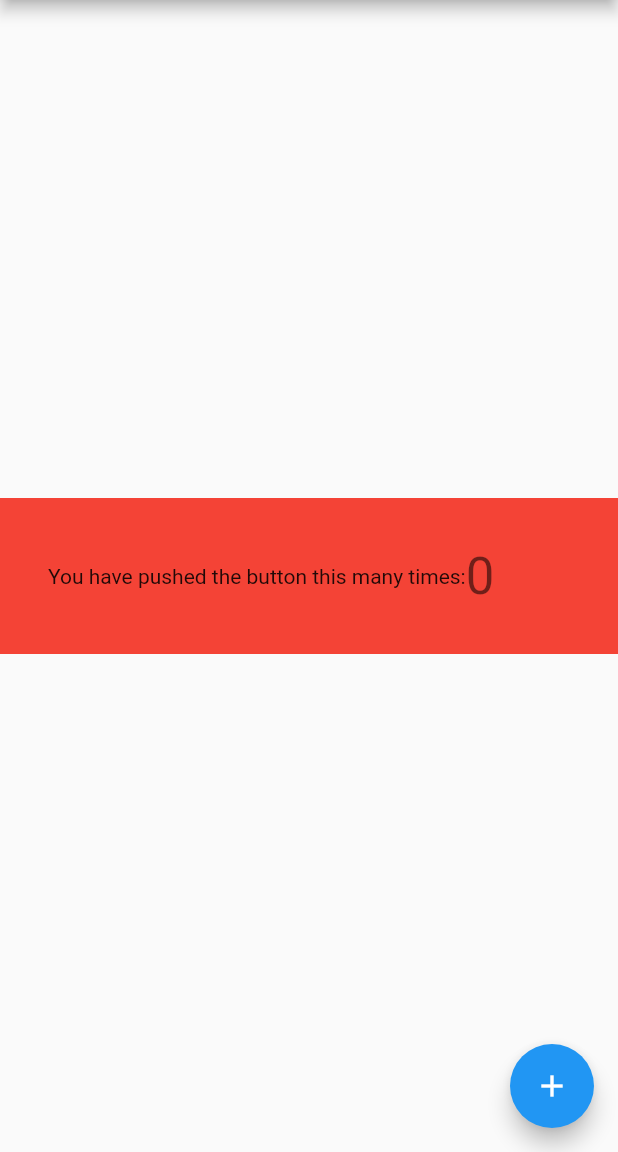
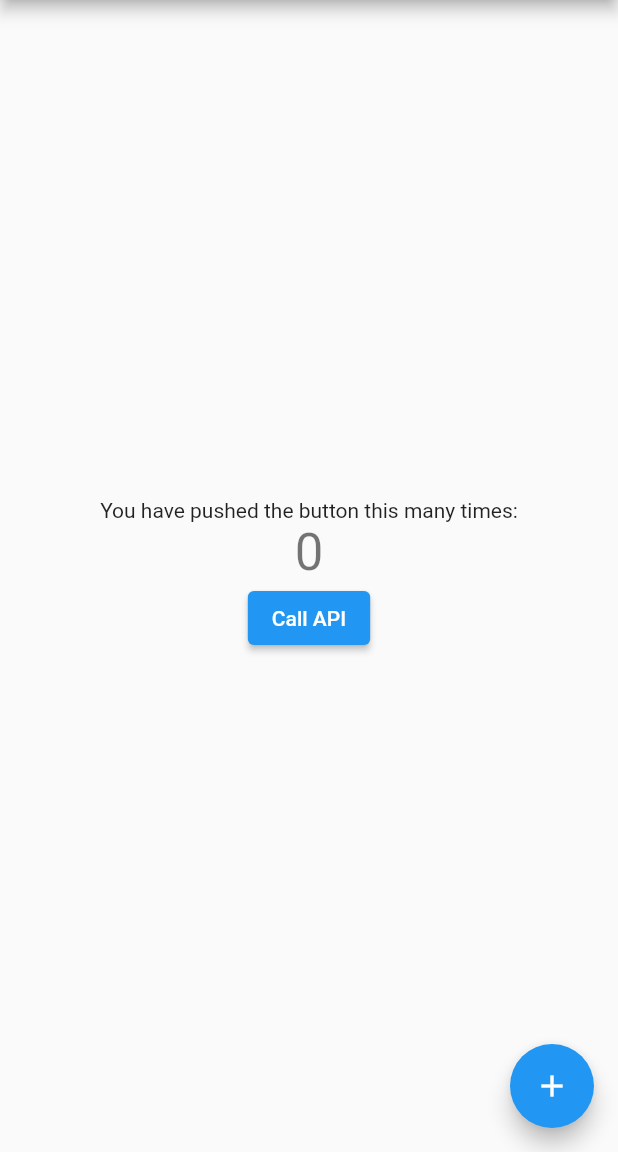
Before and after one commit to yuorei/blog-flutter, a Flutter app: the screen it shows after launch, on a phone screen of 412 x 824 dp, the part 84-1236 px from its top. Run offline on Flutter 3.47's test engine with Material 2 defaults, Android fonts, the phone set to English and light mode, and no system bars.

Commit message:
お天気API

```diff
--- a/lib/main.dart
+++ b/lib/main.dart
@@ -40,16 +40,9 @@ class _MyHomePageState extends State<MyHomePage> {
 
   void _callAPI() async {
     var url = Uri.parse(
-      'https://raw.githubusercontent.com/dev-yakuza/users/master/api.json',
+      'https://api.open-meteo.com/v1/forecast?latitude=35.6785&longitude=139.6823&hourly=temperature_2m&timezone=Asia%2FTokyo',
     );
     var response = await http.get(url);
-    print('Response status: ${response.statusCode}');
-    print('Response body: ${response.body}');
-
-    url = Uri.parse('https://reqbin.com/sample/post/json');
-    response = await http.post(url, body: {
-      'key': 'value',
-    });
     print('Response status: ${response.statusCode}');
     print('Response body: ${response.body}');
   }
@@ -65,33 +58,28 @@ class _MyHomePageState extends State<MyHomePage> {
         ],
       ),
       body: Center(
-        child: Container(
-          color: Colors.red,
-          width: 450,
-          child: Padding(
-            padding: const EdgeInsets.all(32),
-            child: Row(
-              mainAxisAlignment: MainAxisAlignment.start,
+        child: Column(
+          mainAxisAlignment: MainAxisAlignment.center,
           children: <Widget>[
-                const Text(
+            Text(
               'You have pushed the button this many times:',
             ),
-
             Text(
               '$_counter',
-                  style: Theme.of(context).textTheme.headlineMedium,
+              style: Theme.of(context).textTheme.headline4,
             ),
-
+            ElevatedButton(
+              onPressed: _callAPI,
+              child: const Text('Call API'),
+            ),
           ],
-            ),
-          ),
         ),
       ),
       floatingActionButton: FloatingActionButton(
         onPressed: _incrementCounter,
         tooltip: 'Increment',
         child: const Icon(Icons.add),
-      ), // This trailing comma makes auto-formatting nicer for build methods.
+      ),
     );
   }
 }
```
Lines whose indentation alone changed are shown as unchanged.
